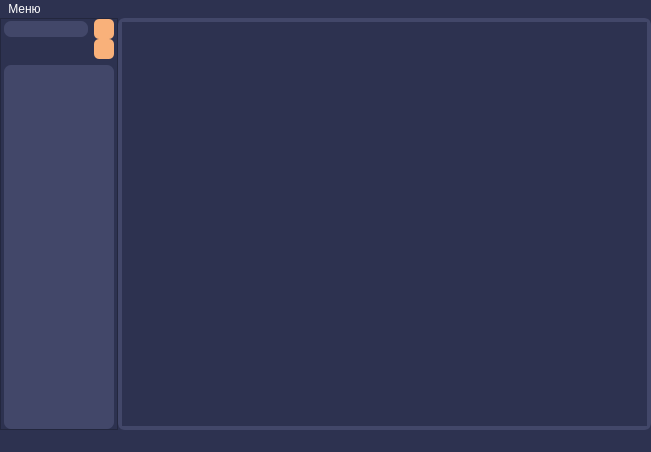
SofiaPV/diploma, file first.ui: the form before one commit.
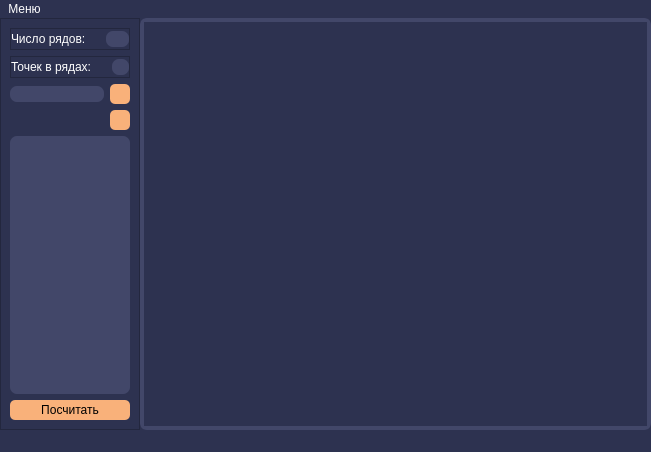
The form after the commit. Icons and pictures are not drawn.

Commit message: added function: choose number of rows, number of points in row. Tested

What changed in the file:
```diff
--- a/first.ui
+++ b/first.ui
@@ -16,9 +16,9 @@
      <colorrole role="WindowText">
       <brush brushstyle="SolidPattern">
        <color alpha="255">
-        <red>66</red>
-        <green>71</green>
-        <blue>105</blue>
+        <red>255</red>
+        <green>255</green>
+        <blue>255</blue>
        </color>
       </brush>
      </colorrole>
@@ -186,10 +186,10 @@
      </colorrole>
      <colorrole role="PlaceholderText">
       <brush brushstyle="SolidPattern">
-       <color alpha="255">
-        <red>103</red>
-        <green>111</green>
-        <blue>157</blue>
+       <color alpha="128">
+        <red>255</red>
+        <green>255</green>
+        <blue>255</blue>
        </color>
       </brush>
      </colorrole>
@@ -198,9 +198,9 @@
      <colorrole role="WindowText">
       <brush brushstyle="SolidPattern">
        <color alpha="255">
-        <red>66</red>
-        <green>71</green>
-        <blue>105</blue>
+        <red>255</red>
+        <green>255</green>
+        <blue>255</blue>
        </color>
       </brush>
      </colorrole>
@@ -368,10 +368,10 @@
      </colorrole>
      <colorrole role="PlaceholderText">
       <brush brushstyle="SolidPattern">
-       <color alpha="255">
-        <red>103</red>
-        <green>111</green>
-        <blue>157</blue>
+       <color alpha="128">
+        <red>255</red>
+        <green>255</green>
+        <blue>255</blue>
        </color>
       </brush>
      </colorrole>
@@ -380,9 +380,9 @@
      <colorrole role="WindowText">
       <brush brushstyle="SolidPattern">
        <color alpha="255">
-        <red>45</red>
-        <green>50</green>
-        <blue>80</blue>
+        <red>255</red>
+        <green>255</green>
+        <blue>255</blue>
        </color>
       </brush>
      </colorrole>
@@ -452,9 +452,9 @@
      <colorrole role="ButtonText">
       <brush brushstyle="SolidPattern">
        <color alpha="255">
-        <red>45</red>
-        <green>50</green>
-        <blue>80</blue>
+        <red>255</red>
+        <green>255</green>
+        <blue>255</blue>
        </color>
       </brush>
      </colorrole>
@@ -550,10 +550,10 @@
      </colorrole>
      <colorrole role="PlaceholderText">
       <brush brushstyle="SolidPattern">
-       <color alpha="255">
-        <red>103</red>
-        <green>111</green>
-        <blue>157</blue>
+       <color alpha="128">
+        <red>255</red>
+        <green>255</green>
+        <blue>255</blue>
        </color>
       </brush>
      </colorrole>
@@ -566,6 +566,8 @@
   <property name="styleSheet">
    <string notr="true">QMainWindow{
 	background-color: rgb(45, 50, 80);
+	color: rgb(255, 255, 255);
+	font: 10px;
 }
 
 QWidget{
@@ -692,7 +694,51 @@
 	background-color: rgb(249, 177, 122);
 	color: rgb(45, 50, 80);
 	font: 12px;
-}</string>
+}
+
+QDialog {
+    font-size: 10pt;
+	color: rgb(255, 255, 255);
+}
+
+QCheckBox {
+	font-size: 10pt;
+	color: rgb(255, 255, 255);
+}
+
+QMessageBox {
+	font-size: 10pt;
+	color: rgb(255, 255, 255);
+}
+
+QMessageBox QLabel {
+    color: rgb(255, 255, 255); 
+}
+
+QCheckBox::indicator {
+    border-radius: 10px; 
+    border: 2px solid rgb(66, 71, 105); 
+    background-color:rgb(45, 50, 80); 
+}
+
+QCheckBox::indicator:checked {
+    background-color:  rgb(249, 177, 122); 
+    border: 2px solid rgb(66, 71, 105); 
+}
+
+QCheckBox::indicator:unchecked {
+    border: 2px solid rgb(66, 71, 105); 
+    background-color:rgb(45, 50, 80); 
+}
+
+QCheckBox::indicator:hover {
+	background-color: rgb(66, 71, 105); 
+}
+
+QLabel {
+    color: rgb(255, 255, 255); 
+}
+</string>
   </property>
   <widget class="QWidget" name="centralwidget">
    <layout class="QFormLayout" name="formLayout">
@@ -722,7 +768,7 @@
       <property name="frameShadow">
        <enum>QFrame::Plain</enum>
       </property>
-      <layout class="QHBoxLayout" name="horizontalLayout_2" stretch="2,9">
+      <layout class="QHBoxLayout" name="horizontalLayout_2" stretch="3,11">
        <property name="spacing">
         <number>0</number>
        </property>
@@ -749,25 +795,107 @@
          <property name="frameShadow">
           <enum>QFrame::Raised</enum>
          </property>
-         <layout class="QVBoxLayout" name="verticalLayout" stretch="0,0">
-          <property name="spacing">
-           <number>0</number>
-          </property>
-          <property name="sizeConstraint">
-           <enum>QLayout::SetNoConstraint</enum>
-          </property>
-          <property name="leftMargin">
-           <number>3</number>
-          </property>
-          <property name="topMargin">
-           <number>0</number>
-          </property>
-          <property name="rightMargin">
-           <number>3</number>
-          </property>
-          <property name="bottomMargin">
-           <number>0</number>
-          </property>
+         <layout class="QVBoxLayout" name="verticalLayout">
+          <item>
+           <widget class="QFrame" name="frame">
+            <property name="frameShape">
+             <enum>QFrame::StyledPanel</enum>
+            </property>
+            <property name="frameShadow">
+             <enum>QFrame::Raised</enum>
+            </property>
+            <layout class="QHBoxLayout" name="horizontalLayout_5" stretch="2,0,1">
+             <property name="spacing">
+              <number>0</number>
+             </property>
+             <property name="leftMargin">
+              <number>0</number>
+             </property>
+             <property name="topMargin">
+              <number>0</number>
+             </property>
+             <property name="rightMargin">
+              <number>0</number>
+             </property>
+             <property name="bottomMargin">
+              <number>0</number>
+             </property>
+             <item>
+              <widget class="QLabel" name="label">
+               <property name="text">
+                <string>Число рядов:</string>
+               </property>
+              </widget>
+             </item>
+             <item>
+              <spacer name="horizontalSpacer_2">
+               <property name="orientation">
+                <enum>Qt::Horizontal</enum>
+               </property>
+               <property name="sizeHint" stdset="0">
+                <size>
+                 <width>20</width>
+                 <height>20</height>
+                </size>
+               </property>
+              </spacer>
+             </item>
+             <item>
+              <widget class="QLineEdit" name="rows"/>
+             </item>
+            </layout>
+           </widget>
+          </item>
+          <item>
+           <widget class="QFrame" name="frame_2">
+            <property name="frameShape">
+             <enum>QFrame::StyledPanel</enum>
+            </property>
+            <property name="frameShadow">
+             <enum>QFrame::Raised</enum>
+            </property>
+            <layout class="QHBoxLayout" name="horizontalLayout_6" stretch="2,0,1">
+             <property name="spacing">
+              <number>0</number>
+             </property>
+             <property name="leftMargin">
+              <number>0</number>
+             </property>
+             <property name="topMargin">
+              <number>0</number>
+             </property>
+             <property name="rightMargin">
+              <number>0</number>
+             </property>
+             <property name="bottomMargin">
+              <number>0</number>
+             </property>
+             <item>
+              <widget class="QLabel" name="label_2">
+               <property name="text">
+                <string>Точек в рядах:</string>
+               </property>
+              </widget>
+             </item>
+             <item>
+              <spacer name="horizontalSpacer_3">
+               <property name="orientation">
+                <enum>Qt::Horizontal</enum>
+               </property>
+               <property name="sizeHint" stdset="0">
+                <size>
+                 <width>20</width>
+                 <height>20</height>
+                </size>
+               </property>
+              </spacer>
+             </item>
+             <item>
+              <widget class="QLineEdit" name="points_in_row"/>
+             </item>
+            </layout>
+           </widget>
+          </item>
           <item>
            <widget class="QFrame" name="frame_3">
             <property name="frameShape">
@@ -1006,6 +1134,9 @@
              </item>
              <item>
               <widget class="QPushButton" name="open_mainfile">
+               <property name="enabled">
+                <bool>true</bool>
+               </property>
                <property name="text">
                 <string/>
                </property>
@@ -1081,6 +1212,9 @@
                 </item>
                 <item>
                  <widget class="QPushButton" name="open_directory">
+                  <property name="enabled">
+                   <bool>true</bool>
+                  </property>
                   <property name="text">
                    <string/>
                   </property>
@@ -1096,6 +1230,13 @@
              <item>
               <widget class="QListView" name="file_view"/>
              </item>
+             <item>
+              <widget class="QPushButton" name="calculate_button">
+               <property name="text">
+                <string>Посчитать</string>
+               </property>
+              </widget>
+             </item>
             </layout>
            </widget>
           </item>
@@ -1185,7 +1326,6 @@
      <string>Меню</string>
     </property>
     <addaction name="saveButton"/>
-    <addaction name="action_3"/>
    </widget>
    <addaction name="menu"/>
   </widget>
```
The commit also changes 9 other files.
